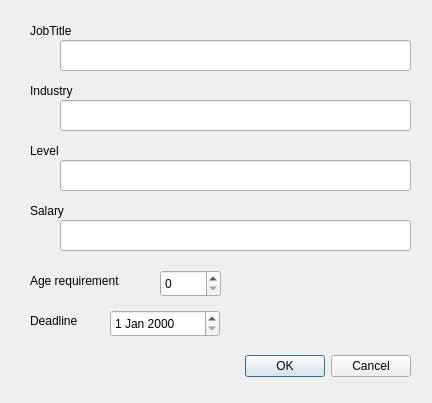
Above: ui/AddJob.ui from ciddarum/Cmsc-127-Project before the change. Below: the same form after it.
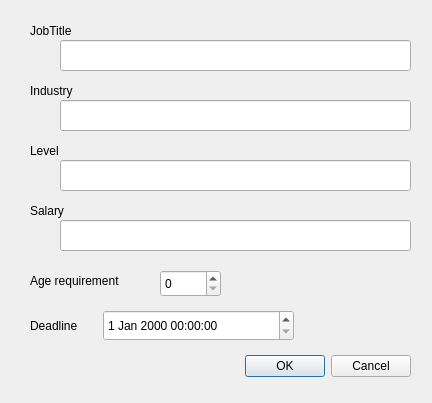
That is the form after the change.

What changed in the file:
```diff
--- a/ui/AddJob.ui
+++ b/ui/AddJob.ui
@@ -121,23 +121,13 @@
     <string>Age requirement</string>
    </property>
   </widget>
-  <widget class="QDateEdit" name="dateEdit">
-   <property name="geometry">
-    <rect>
-     <x>110</x>
-     <y>310</y>
-     <width>110</width>
-     <height>27</height>
-    </rect>
-   </property>
-  </widget>
   <widget class="QLabel" name="label_5">
    <property name="geometry">
     <rect>
      <x>30</x>
      <y>310</y>
      <width>71</width>
-     <height>21</height>
+     <height>31</height>
     </rect>
    </property>
    <property name="text">
@@ -167,6 +157,16 @@
     <string>Salary</string>
    </property>
   </widget>
+  <widget class="QDateTimeEdit" name="dateTimeEdit">
+   <property name="geometry">
+    <rect>
+     <x>103</x>
+     <y>310</y>
+     <width>191</width>
+     <height>31</height>
+    </rect>
+   </property>
+  </widget>
  </widget>
  <resources/>
  <connections>
```
Left out of the diff: 8 changed lines with no effect on the pictures.
